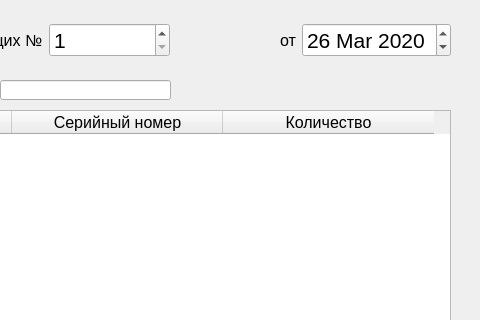
Above: qt_version/ui/add_parts_form.ui from kerniee/abp_final_plz_work before the change; both pictures show x 220 to 700 and y 0 to 320 of the 700 by 527 pixel window. Below: the same form after it.
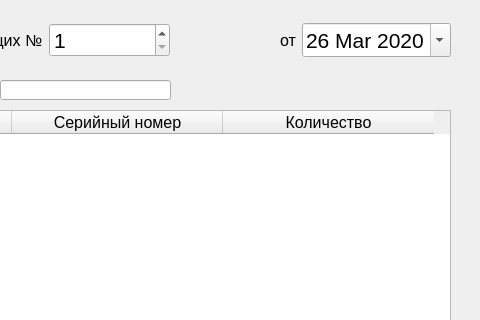
That is the form after the change.

Diff of the .ui file:
```diff
--- a/qt_version/ui/add_parts_form.ui
+++ b/qt_version/ui/add_parts_form.ui
@@ -124,6 +124,9 @@
          <pointsize>16</pointsize>
         </font>
        </property>
+       <property name="calendarPopup">
+        <bool>true</bool>
+       </property>
        <property name="date">
         <date>
          <year>2020</year>
```
